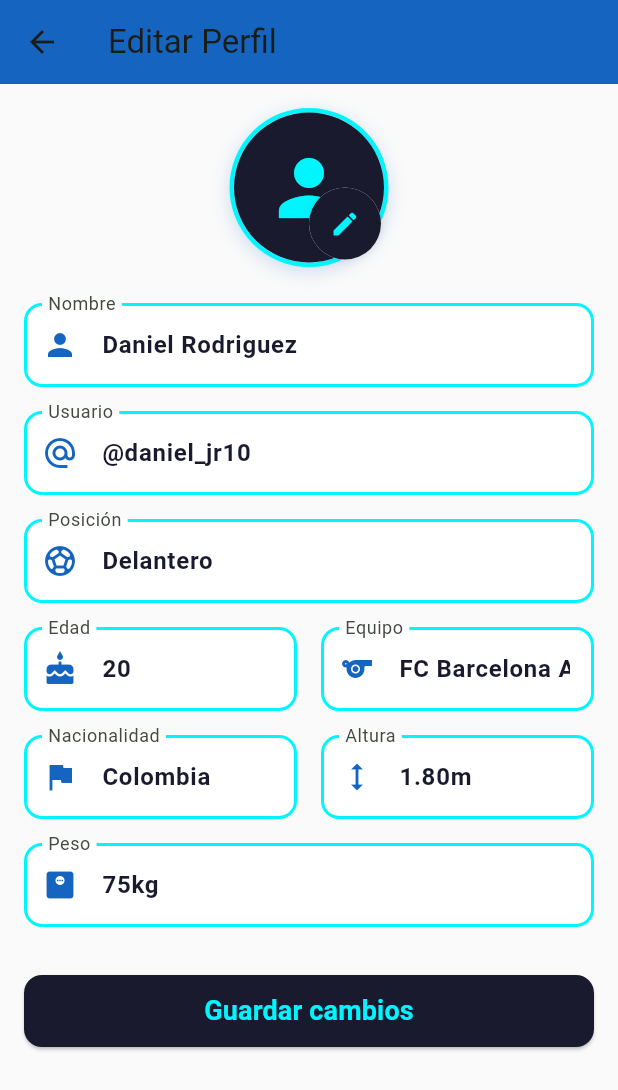
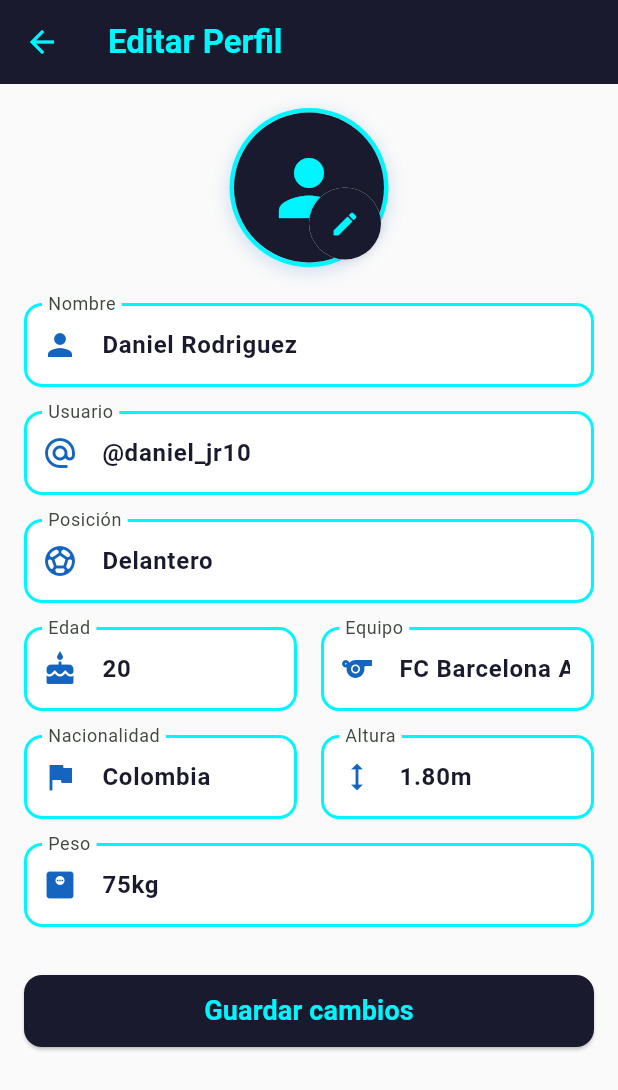
Before and after one commit to DaniielJr10/soccerlife, a Flutter app: the EditarPerfilPage screen opened directly, on a phone screen of 412 x 824 dp. Shown: the top 1090 px of the screen. Run offline on Flutter 3.47's test engine with Material 3 defaults, Android fonts, the phone set to English and light mode, and no system bars; our stand-ins replace image_picker.

```diff
--- a/lib/pantallas/editarperfil.dart
+++ b/lib/pantallas/editarperfil.dart
@@ -24,8 +24,18 @@ class _EditarPerfilPageState extends State<EditarPerfilPage> {
 		return Scaffold(
 			backgroundColor: Colors.grey[50],
 			appBar: AppBar(
-				title: const Text('Editar Perfil'),
-				backgroundColor: const Color(0xFF1565C0),
+				leading: IconButton(
+				  icon: const Icon(Icons.arrow_back, color: Color(0xFF00f5ff)),
+				  onPressed: () => Navigator.of(context).pop(),
+				),
+				title: const Text(
+				  'Editar Perfil',
+				  style: TextStyle(
+				    color: Color(0xFF00f5ff),
+				    fontWeight: FontWeight.bold,
+				  ),
+				),
+				backgroundColor: const Color(0xFF1a1a2e),
 				elevation: 0,
 			),
 			body: SingleChildScrollView(
```
